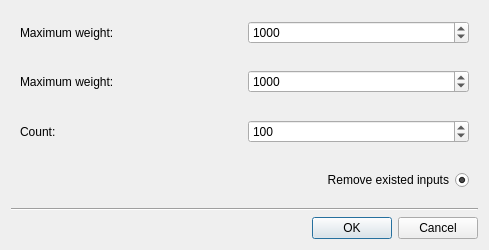
Above: UIDesign/random_dialog.ui from HT0710/CSD301_Group-1_Knapsack-problem before the change. Below: the same form after it.
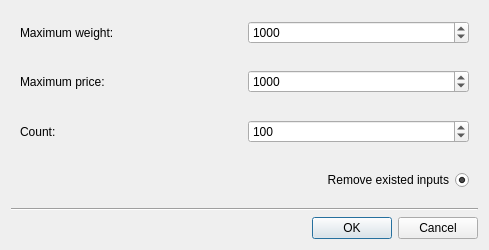
That is the form after the change.

Commit message: fix GUI bug, update bound for maximum weight

What changed in the file:
```diff
--- a/UIDesign/random_dialog.ui
+++ b/UIDesign/random_dialog.ui
@@ -70,7 +70,7 @@
          <bool>true</bool>
         </property>
         <property name="text">
-         <string>Maximum weight:</string>
+         <string>Maximum price:</string>
         </property>
        </widget>
       </item>
```
Left out of the diff: 4 changed lines with no effect on the pictures. The commit also changes 4 other files.
